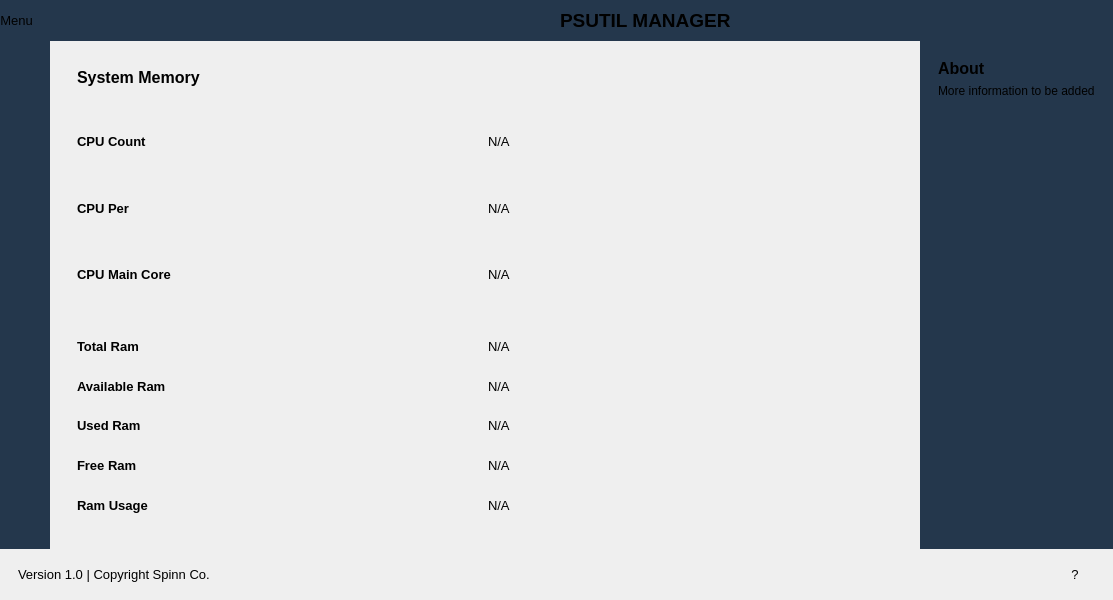
The window that mainWindow.ui (mourKa86/pyqtTutorial) describes before a commit, drawn with Qt 5.
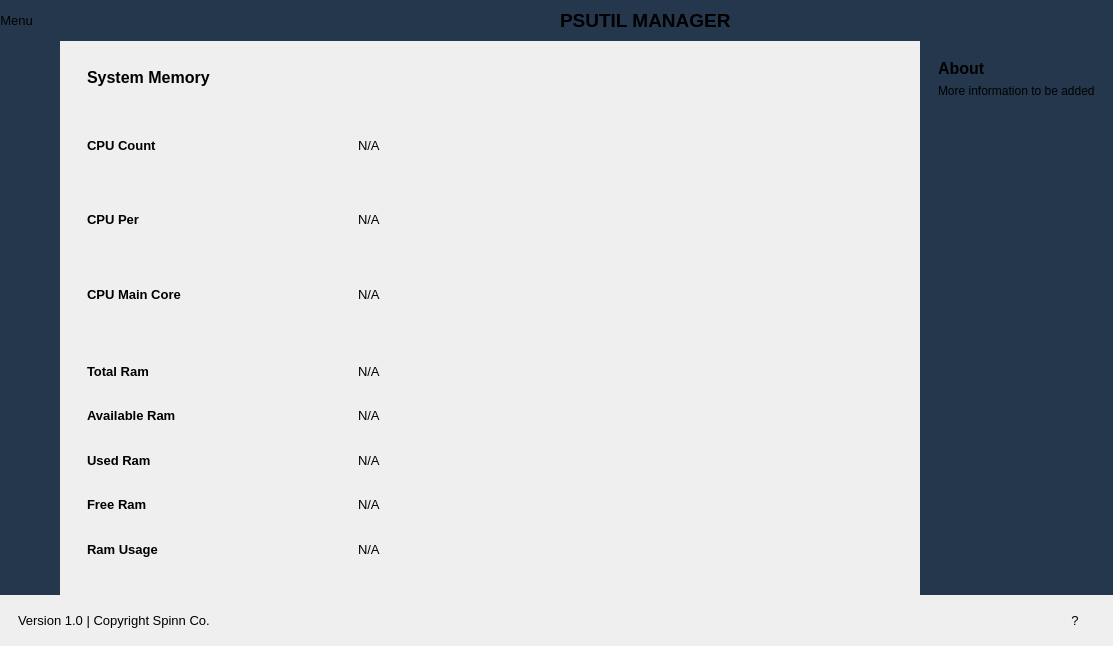
The same window after the commit. Icons and pictures are not drawn.

Commit message: solved moving window problem and adding circular progress ui

Patch:
```diff
--- a/mainWindow.ui
+++ b/mainWindow.ui
@@ -7,7 +7,7 @@
     <x>0</x>
     <y>0</y>
     <width>1113</width>
-    <height>600</height>
+    <height>646</height>
    </rect>
   </property>
   <property name="windowTitle">
@@ -62,8 +62,12 @@
        <property name="bottomMargin">
         <number>0</number>
        </property>
-       <item>
+       <item alignment="Qt::AlignLeft">
         <widget class="QFrame" name="headerLeft_frame">
+         <property name="styleSheet">
+          <string notr="true">padding:0;
+margin:0;</string>
+         </property>
          <property name="frameShape">
           <enum>QFrame::StyledPanel</enum>
          </property>
@@ -93,6 +97,9 @@
               <pointsize>10</pointsize>
              </font>
             </property>
+            <property name="styleSheet">
+             <string notr="true">margin:0;</string>
+            </property>
             <property name="text">
              <string>Menu</string>
             </property>
@@ -251,7 +258,7 @@
         <widget class="QFrame" name="leftMenuCont_frame">
          <property name="minimumSize">
           <size>
-           <width>50</width>
+           <width>60</width>
            <height>0</height>
           </size>
          </property>
@@ -641,20 +648,9 @@
                  <enum>QFrame::Raised</enum>
                 </property>
                 <layout class="QGridLayout" name="gridLayout_2">
-                 <item row="2" column="0">
-                  <widget class="QLabel" name="cpuMainCore_lbl">
-                   <property name="font">
-                    <font>
-                     <pointsize>10</pointsize>
-                     <weight>75</weight>
-                     <bold>true</bold>
-                    </font>
-                   </property>
-                   <property name="text">
-                    <string>CPU Main Core </string>
-                   </property>
-                  </widget>
-                 </item>
+                 <property name="rightMargin">
+                  <number>9</number>
+                 </property>
                  <item row="0" column="0">
                   <widget class="QLabel" name="cpuCount_lbl">
                    <property name="font">
@@ -681,8 +677,22 @@
                    </property>
                   </widget>
                  </item>
-                 <item row="0" column="1">
-                  <widget class="QLabel" name="cpuCountVal_lbl">
+                 <item row="2" column="0">
+                  <widget class="QLabel" name="cpuMainCore_lbl">
+                   <property name="font">
+                    <font>
+                     <pointsize>10</pointsize>
+                     <weight>75</weight>
+                     <bold>true</bold>
+                    </font>
+                   </property>
+                   <property name="text">
+                    <string>CPU Main Core </string>
+                   </property>
+                  </widget>
+                 </item>
+                 <item row="1" column="1">
+                  <widget class="QLabel" name="cpuPerVal_lbl">
                    <property name="font">
                     <font>
                      <pointsize>10</pointsize>
@@ -707,8 +717,8 @@
                    </property>
                   </widget>
                  </item>
-                 <item row="1" column="1">
-                  <widget class="QLabel" name="cpuPerVal_lbl">
+                 <item row="0" column="1">
+                  <widget class="QLabel" name="cpuCountVal_lbl">
                    <property name="font">
                     <font>
                      <pointsize>10</pointsize>
@@ -719,6 +729,16 @@
                    </property>
                   </widget>
                  </item>
+                 <item row="0" column="2" rowspan="3">
+                  <widget class="QWidget" name="cpuMonitor_widget" native="true">
+                   <property name="minimumSize">
+                    <size>
+                     <width>150</width>
+                     <height>150</height>
+                    </size>
+                   </property>
+                  </widget>
+                 </item>
                 </layout>
                </widget>
               </item>
@@ -737,7 +757,10 @@
                  <enum>QFrame::Raised</enum>
                 </property>
                 <layout class="QGridLayout" name="gridLayout_3">
-                 <item row="0" column="0">
+                 <property name="rightMargin">
+                  <number>9</number>
+                 </property>
+                 <item row="0" column="1">
                   <widget class="QLabel" name="totalRam_lbl">
                    <property name="font">
                     <font>
@@ -751,7 +774,7 @@
                    </property>
                   </widget>
                  </item>
-                 <item row="0" column="1">
+                 <item row="0" column="3">
                   <widget class="QLabel" name="totalRamVal_lbl">
                    <property name="font">
                     <font>
@@ -763,22 +786,8 @@
                    </property>
                   </widget>
                  </item>
-                 <item row="1" column="0">
-                  <widget class="QLabel" name="availableMem_lbl">
-                   <property name="font">
-                    <font>
-                     <pointsize>10</pointsize>
-                     <weight>75</weight>
-                     <bold>true</bold>
-                    </font>
-                   </property>
-                   <property name="text">
-                    <string>Available Ram</string>
-                   </property>
-                  </widget>
-                 </item>
-                 <item row="1" column="1">
-                  <widget class="QLabel" name="availableMemVal_lbl">
+                 <item row="3" column="3">
+                  <widget class="QLabel" name="freeRamVal_lbl">
                    <property name="font">
                     <font>
                      <pointsize>10</pointsize>
@@ -789,7 +798,7 @@
                    </property>
                   </widget>
                  </item>
-                 <item row="2" column="0">
+                 <item row="2" column="1">
                   <widget class="QLabel" name="usedRam_lbl">
                    <property name="font">
                     <font>
@@ -803,19 +812,21 @@
                    </property>
                   </widget>
                  </item>
-                 <item row="2" column="1">
-                  <widget class="QLabel" name="usedRamVal_lbl">
+                 <item row="1" column="1">
+                  <widget class="QLabel" name="availableMem_lbl">
                    <property name="font">
                     <font>
                      <pointsize>10</pointsize>
+                     <weight>75</weight>
+                     <bold>true</bold>
                     </font>
                    </property>
                    <property name="text">
-                    <string>N/A</string>
+                    <string>Available Ram</string>
                    </property>
                   </widget>
                  </item>
-                 <item row="3" column="0">
+                 <item row="3" column="1">
                   <widget class="QLabel" name="freeRam_lbl">
                    <property name="font">
                     <font>
@@ -829,8 +840,8 @@
                    </property>
                   </widget>
                  </item>
-                 <item row="3" column="1">
-                  <widget class="QLabel" name="freeRamVal_lbl">
+                 <item row="1" column="3">
+                  <widget class="QLabel" name="availableMemVal_lbl">
                    <property name="font">
                     <font>
                      <pointsize>10</pointsize>
@@ -841,7 +852,7 @@
                    </property>
                   </widget>
                  </item>
-                 <item row="4" column="0">
+                 <item row="4" column="1">
                   <widget class="QLabel" name="ramUsage_lbl">
                    <property name="font">
                     <font>
@@ -855,7 +866,19 @@
                    </property>
                   </widget>
                  </item>
-                 <item row="4" column="1">
+                 <item row="2" column="3">
+                  <widget class="QLabel" name="usedRamVal_lbl">
+                   <property name="font">
+                    <font>
+                     <pointsize>10</pointsize>
+                    </font>
+                   </property>
+                   <property name="text">
+                    <string>N/A</string>
+                   </property>
+                  </widget>
+                 </item>
+                 <item row="4" column="3">
                   <widget class="QLabel" name="ramUsageVal_lbl">
                    <property name="font">
                     <font>
@@ -867,6 +890,16 @@
                    </property>
                   </widget>
                  </item>
+                 <item row="0" column="4" rowspan="5">
+                  <widget class="QWidget" name="ramMonitor_widget" native="true">
+                   <property name="minimumSize">
+                    <size>
+                     <width>150</width>
+                     <height>150</height>
+                    </size>
+                   </property>
+                  </widget>
+                 </item>
                 </layout>
                </widget>
               </item>
@@ -1285,8 +1318,8 @@
                        <string/>
                       </property>
                       <property name="icon">
-                       <iconset>
-                        <normaloff>:/icons/icons/search.svg</normaloff>:/icons/icons/search.svg</iconset>
+                       <iconset resource="icons.qrc">
+                        <normaloff>:/icons/icons/white/search.svg</normaloff>:/icons/icons/white/search.svg</iconset>
                       </property>
                       <property name="iconSize">
                        <size>
@@ -2066,7 +2099,7 @@
          </property>
          <layout class="QVBoxLayout" name="verticalLayout_32">
           <item alignment="Qt::AlignTop">
-           <widget class="QFrame" name="frame_2">
+           <widget class="QFrame" name="about_frame">
             <property name="frameShape">
              <enum>QFrame::StyledPanel</enum>
             </property>
@@ -2075,7 +2108,7 @@
             </property>
             <layout class="QVBoxLayout" name="verticalLayout_33">
              <item alignment="Qt::AlignTop">
-              <widget class="QLabel" name="label">
+              <widget class="QLabel" name="aboutTitle_lbl">
                <property name="font">
                 <font>
                  <pointsize>12</pointsize>
@@ -2089,7 +2122,7 @@
               </widget>
              </item>
              <item>
-              <widget class="QLabel" name="label_2">
+              <widget class="QLabel" name="aboutDesc_lbl">
                <property name="sizePolicy">
                 <sizepolicy hsizetype="Preferred" vsizetype="Expanding">
                  <horstretch>0</horstretch>
```
The commit also changes 4 other files.
